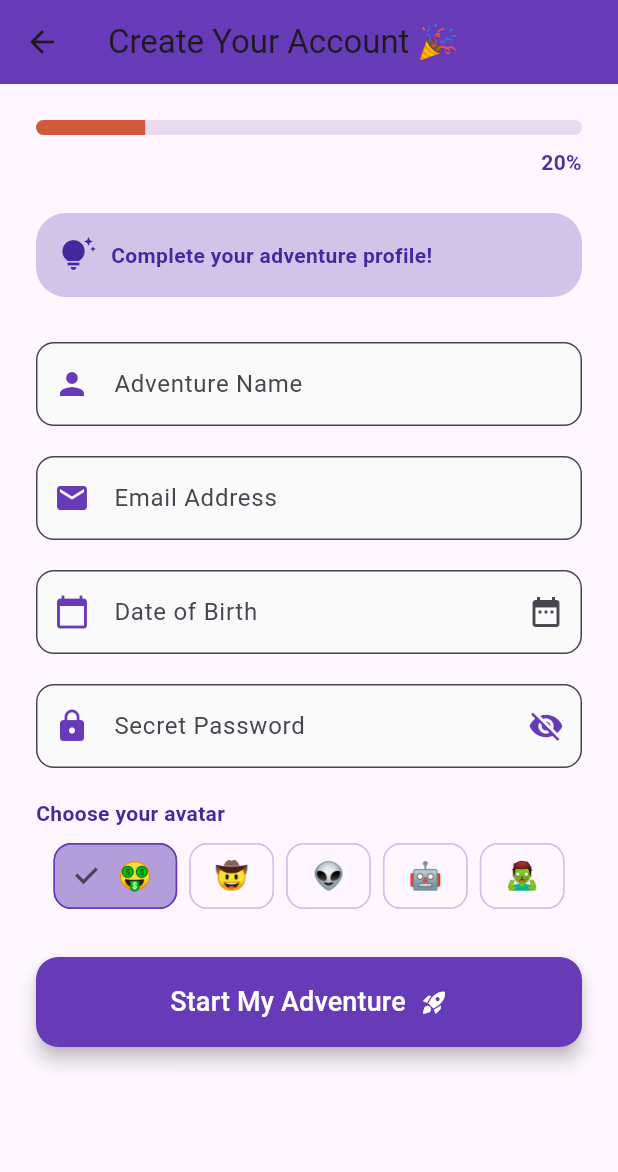
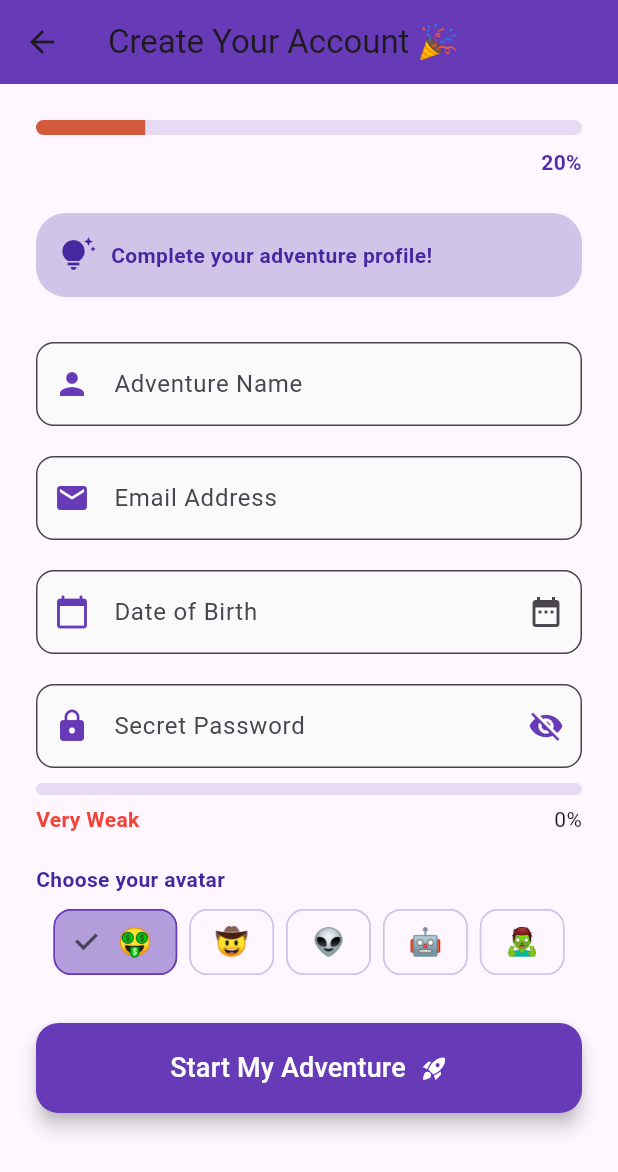
Before and after one commit to NickJohnson06/signup_adventure, a Flutter app: the SignupScreen screen opened directly, on a phone screen of 412 x 824 dp. Shown: the top 1172 px of the screen. Run offline on Flutter 3.47's test engine with Material 3 defaults, Android fonts, the phone set to English and light mode, and no system bars; our stand-ins replace animated_text_kit, confetti.

Commit message:
Added dynamic password strength meter with color and label feedback

```diff
--- a/lib/screens/signup_screen.dart
+++ b/lib/screens/signup_screen.dart
@@ -22,13 +22,22 @@ class _SignupScreenState extends State<SignupScreen> {
   final List<String> _avatars = const ['🤑', '🤠', '👽', '🤖', '🧟‍♂️'];
   String _selectedAvatar = '🤑';
 
+  // 🔹 Password strength state
+  int _pwdScore = 0;            // 0..5
+  double _pwdStrength = 0;      // 0..1 (for the bar)
+  String _pwdLabel = 'Very Weak';
+  Color _pwdColor = Colors.red;
+
   @override
   void initState() {
     super.initState();
     // Recalculate progress live as the user types/selects
     _nameController.addListener(_recalc);
     _emailController.addListener(_recalc);
-    _passwordController.addListener(_recalc);
+    _passwordController.addListener(() {
+      _recalc();
+      _updatePasswordStrength(_passwordController.text);
+    });
     _dobController.addListener(_recalc);
   }
 
@@ -65,6 +74,49 @@ class _SignupScreenState extends State<SignupScreen> {
     }
   }
 
+  // 🔧 Password strength evaluation (0..5) + label/color
+  void _updatePasswordStrength(String input) {
+    final lengthOK = input.length >= 8;
+    final hasLower = RegExp(r'[a-z]').hasMatch(input);
+    final hasUpper = RegExp(r'[A-Z]').hasMatch(input);
+    final hasDigit = RegExp(r'\d').hasMatch(input);
+    final hasSymbol = RegExp(r'[^A-Za-z0-9]').hasMatch(input);
+
+    int score = 0;
+    if (lengthOK) score++;
+    if (hasLower) score++;
+    if (hasUpper) score++;
+    if (hasDigit) score++;
+    if (hasSymbol) score++;
+
+    // Map score → label/color and normalized strength for the bar
+    String label;
+    Color color;
+    if (score <= 1) {
+      label = 'Very Weak';
+      color = Colors.red;
+    } else if (score == 2) {
+      label = 'Weak';
+      color = Colors.orange;
+    } else if (score == 3) {
+      label = 'Fair';
+      color = Colors.amber;
+    } else if (score == 4) {
+      label = 'Good';
+      color = Colors.lightGreen;
+    } else {
+      label = 'Strong';
+      color = Colors.green;
+    }
+
+    setState(() {
+      _pwdScore = score;
+      _pwdLabel = label;
+      _pwdColor = color;
+      _pwdStrength = (score / 5).clamp(0, 1);
+    });
+  }
+
   void _submitForm() {
     if (_formKey.currentState!.validate()) {
       setState(() {
@@ -83,7 +135,7 @@ class _SignupScreenState extends State<SignupScreen> {
           MaterialPageRoute(
             builder: (context) => SuccessScreen(
               userName: _nameController.text.trim(),
-              avatarEmoji: _selectedAvatar, // 🔹 pass avatar
+              avatarEmoji: _selectedAvatar,
             ),
           ),
         );
@@ -93,19 +145,21 @@ class _SignupScreenState extends State<SignupScreen> {
 
   @override
   Widget build(BuildContext context) {
+    // ---- Progress steps (now use strength for password) ----
     final nameOk = _nameController.text.trim().isNotEmpty;
 
     final emailText = _emailController.text.trim();
     final emailOk =
         RegExp(r'^[^@\s]+@[^@\s]+\.[^@\s]+$').hasMatch(emailText);
 
-    final pwdText = _passwordController.text;
-    final passwordOk = pwdText.length >= 6;
+    // consider password "OK" when strength >= 2 (Weak or better)
+    final passwordOk = _pwdScore >= 2;
 
     final dobOk = _dobController.text.trim().isNotEmpty;
 
     final avatarOk = _selectedAvatar.isNotEmpty;
     final steps = [nameOk, emailOk, passwordOk, dobOk, avatarOk];
+    // --------------------------------------------------------
 
     return Scaffold(
       appBar: AppBar(
@@ -213,6 +267,7 @@ class _SignupScreenState extends State<SignupScreen> {
                 TextFormField(
                   controller: _passwordController,
                   obscureText: !_isPasswordVisible,
+                  onChanged: _updatePasswordStrength, // 🔹 live updates
                   decoration: InputDecoration(
                     labelText: 'Secret Password',
                     prefixIcon: const Icon(Icons.lock, color: Colors.deepPurple),
@@ -243,9 +298,48 @@ class _SignupScreenState extends State<SignupScreen> {
                     return null;
                   },
                 ),
+
+                // 🔹 Password strength meter (bar + label)
+                const SizedBox(height: 10),
+                TweenAnimationBuilder<double>(
+                  tween: Tween(begin: 0, end: _pwdStrength),
+                  duration: const Duration(milliseconds: 300),
+                  curve: Curves.easeOutCubic,
+                  builder: (context, value, _) {
+                    return Column(
+                      crossAxisAlignment: CrossAxisAlignment.stretch,
+                      children: [
+                        ClipRRect(
+                          borderRadius: BorderRadius.circular(8),
+                          child: LinearProgressIndicator(
+                            value: value,
+                            minHeight: 8,
+                            backgroundColor: Colors.deepPurple.withOpacity(0.15),
+                            color: Color.lerp(Colors.red, Colors.green, value),
+                          ),
+                        ),
+                        const SizedBox(height: 6),
+                        Row(
+                          mainAxisAlignment: MainAxisAlignment.spaceBetween,
+                          children: [
+                            Text(
+                              _pwdLabel,
+                              style: TextStyle(
+                                color: _pwdColor,
+                                fontWeight: FontWeight.w700,
+                              ),
+                            ),
+                            Text('${(_pwdStrength * 100).round()}%'),
+                          ],
+                        ),
+                      ],
+                    );
+                  },
+                ),
+
                 const SizedBox(height: 20),
 
-                // Avatar Picker
+                // 🔹 Avatar Picker
                 Align(
                   alignment: Alignment.centerLeft,
                   child: Text(
```
